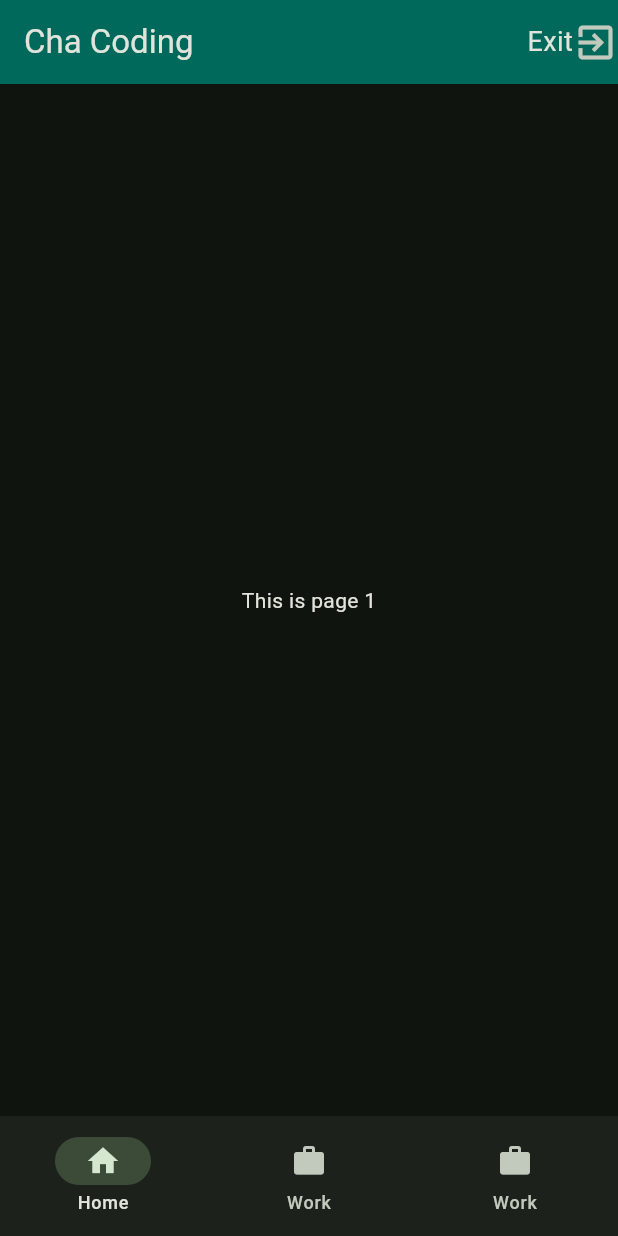
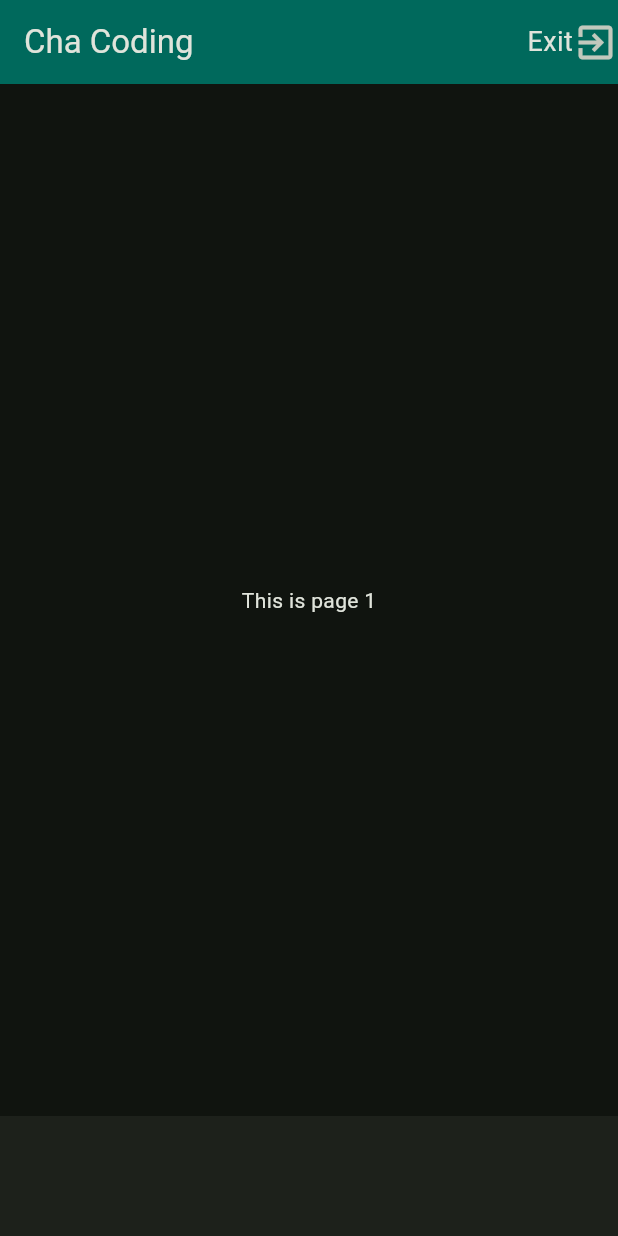
Before and after one commit to iktiarnazib/Flutterapp, a Flutter app: the screen it shows after launch, on a phone screen of 412 x 824 dp. Run offline on Flutter 3.47's test engine with Material 3 defaults, Android fonts, the phone set to English and light mode, and no system bars.

Commit message:
This is individual app test on main branch

```diff
--- a/lib/main.dart
+++ b/lib/main.dart
@@ -97,11 +97,7 @@ class _HomePageState extends State<HomePage> {
           ? Center(child: Text("This is page 2"))
           : Center(child: Text("This is page 3")),
       bottomNavigationBar: NavigationBar(
-        destinations: [
-          NavigationDestination(icon: Icon(Icons.home), label: 'Home'),
-          NavigationDestination(icon: Icon(Icons.work), label: 'Work'),
-          NavigationDestination(icon: Icon(Icons.work), label: 'Work'),
-        ],
+        destinations: [],
         onDestinationSelected: (int value) {
           setState(() {
             clientSelection = value;
```
